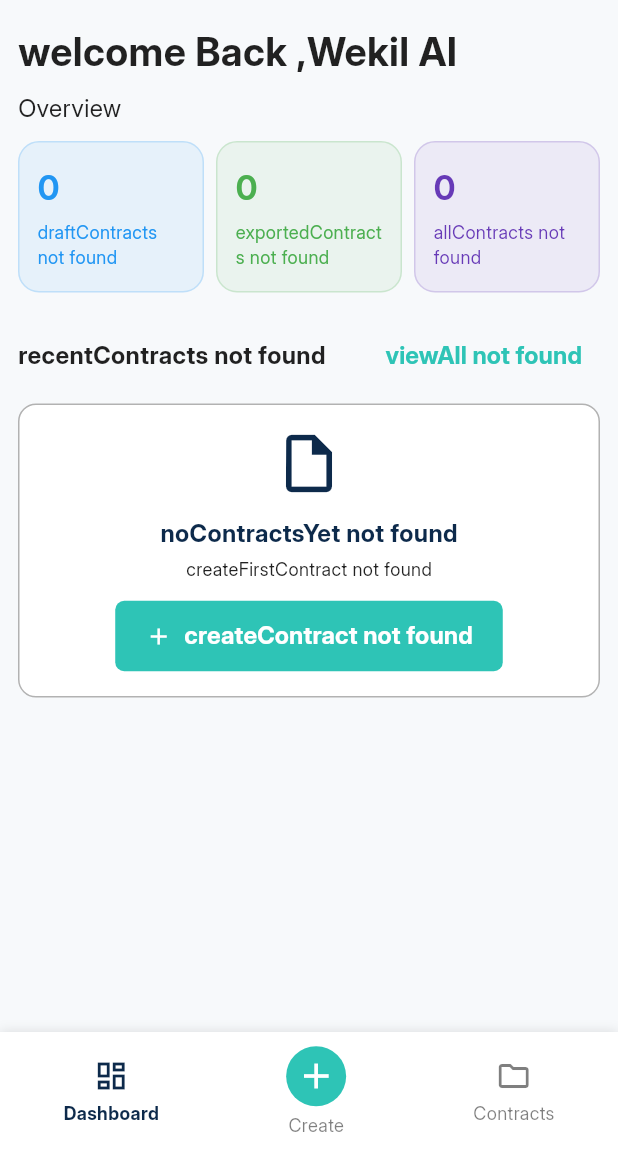
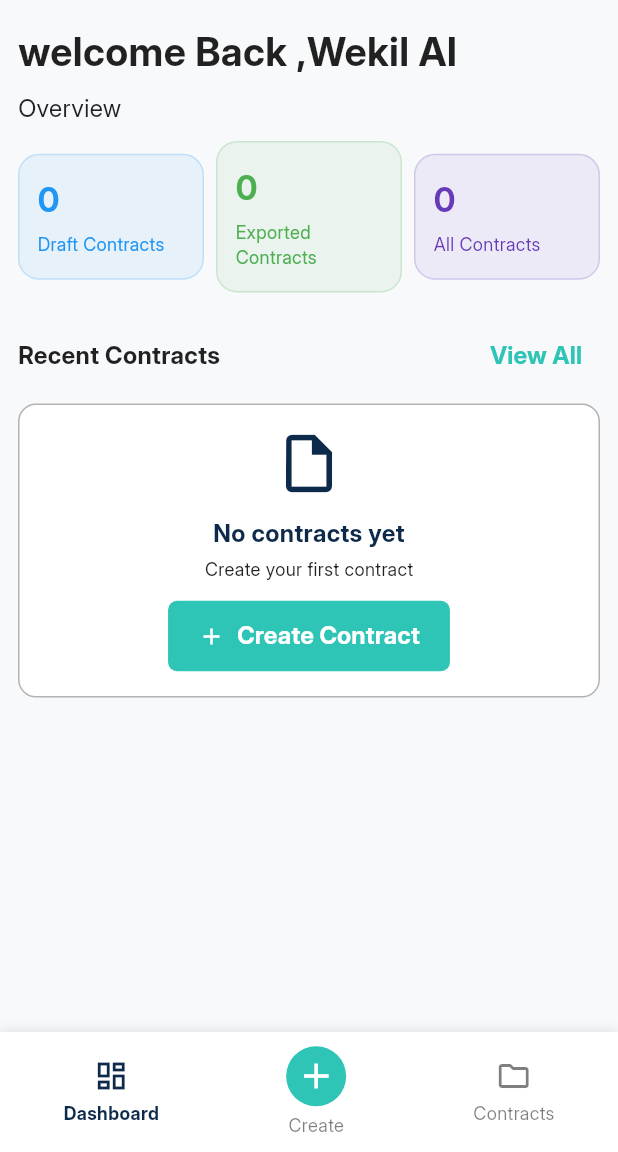
Before and after one commit to RealEskalate/G6-Wekil-AI, a Flutter app: the screen it shows after launch, on a phone screen of 412 x 824 dp, the part 84-1236 px from its top. Run offline on Flutter 3.47's test engine with Material 3 defaults, Android fonts, the light colour scheme and no system bars; our stand-ins replace equatable, flutter_bloc, flutter_localization, get_it, google_fonts; missing offline and left inert: syncfusion_flutter_pdfviewer; network calls fail.

Commit message:
Add English and Amharic translations for dashboard UI elements

```diff
--- a/Mobile/wekil_ai_mobile_app/lib/features/localization/locales.dart
+++ b/Mobile/wekil_ai_mobile_app/lib/features/localization/locales.dart
@@ -134,6 +134,16 @@ mixin LocalesData {
     Optional_description_of_the_deal: 'Optional description of the deal',
     This_information_helps_us_pre_fill_your_contract:
         'This information helps us pre-fill your contract.',
+
+    // Added EN translations for dashboard UI
+    recentContracts: 'Recent Contracts',
+    viewAll: 'View All',
+    draftContracts: 'Draft Contracts',
+    exportedContracts: 'Exported Contracts',
+    allContracts: 'All Contracts',
+    noContractsYet: 'No contracts yet',
+    createFirstContract: 'Create your first contract',
+    createContract: 'Create Contract',
   };
 
   static const Map<String, String> AM = {
@@ -185,7 +195,6 @@ mixin LocalesData {
     This_information_helps_us_pre_fill_your_contract:
         'ይህ መረጃ ውልዎን በቀድሞ ለመሙላት ይረዳናል።',
 
-    Overview: 'አጠቃላይ እይታ',
     // ...added AM translations...
     recentContracts: 'የቅርብ ውልዎች',
     viewAll: 'ሁሉንም ይመልከቱ',
```
